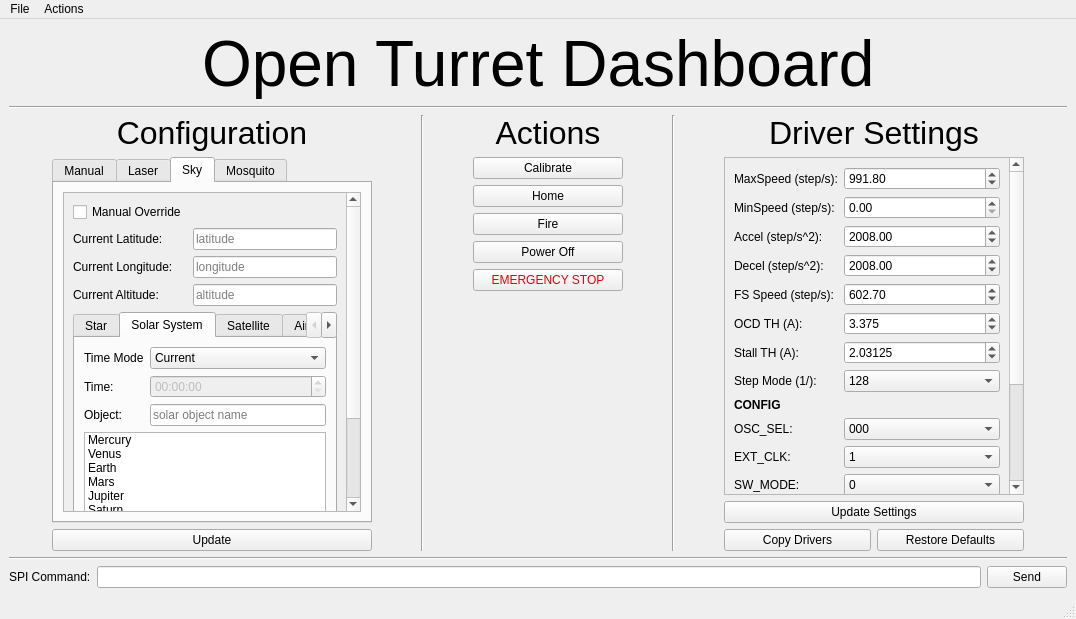
The window that Raspberry_Pi/QtUi.ui (Cinbarker/OpenTurret) describes before a commit, drawn with Qt 5.
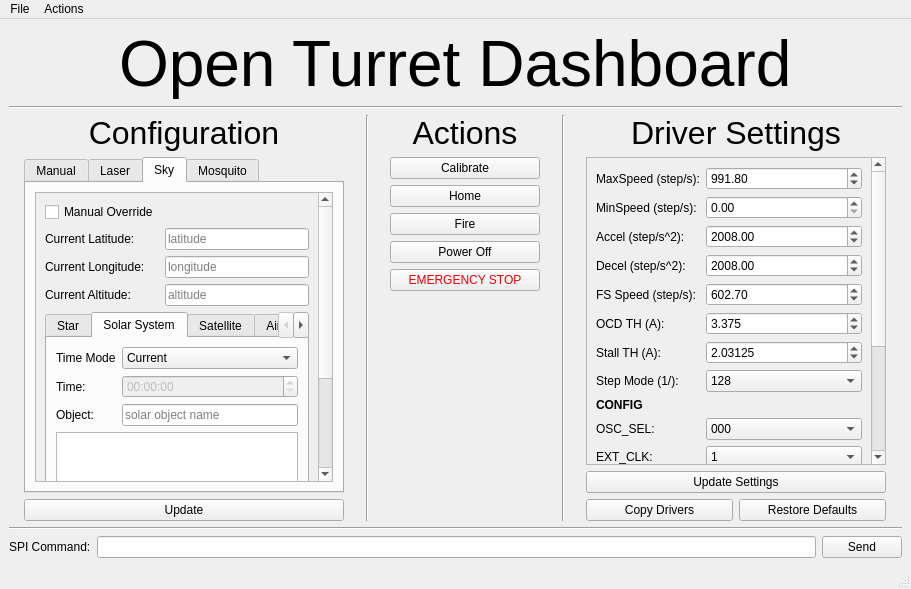
The same window after the commit. The open tabs and pages were chosen to show the change.

```diff
--- a/Raspberry_Pi/QtUi.ui
+++ b/Raspberry_Pi/QtUi.ui
@@ -7,8 +7,8 @@
    <rect>
     <x>0</x>
     <y>0</y>
-    <width>1076</width>
-    <height>619</height>
+    <width>911</width>
+    <height>589</height>
    </rect>
   </property>
   <property name="windowTitle">
@@ -395,8 +395,8 @@
                 <widget class="QWidget" name="scrollAreaWidgetContents_2">
                  <property name="geometry">
                   <rect>
-                   <x>0</x>
-                   <y>-136</y>
+                   <x>-24</x>
+                   <y>-81</y>
                    <width>326</width>
                    <height>493</height>
                   </rect>
@@ -740,61 +740,6 @@
                         <property name="statusTip">
                          <string>List of Solar System Entities</string>
                         </property>
-                        <item>
-                         <property name="text">
-                          <string>Mercury</string>
-                         </property>
-                        </item>
-                        <item>
-                         <property name="text">
-                          <string>Venus</string>
-                         </property>
-                        </item>
-                        <item>
-                         <property name="text">
-                          <string>Earth</string>
-                         </property>
-                        </item>
-                        <item>
-                         <property name="text">
-                          <string>Mars</string>
-                         </property>
-                        </item>
-                        <item>
-                         <property name="text">
-                          <string>Jupiter</string>
-                         </property>
-                        </item>
-                        <item>
-                         <property name="text">
-                          <string>Saturn</string>
-                         </property>
-                        </item>
-                        <item>
-                         <property name="text">
-                          <string>Uranus</string>
-                         </property>
-                        </item>
-                        <item>
-                         <property name="text">
-                          <string>Neptune</string>
-                         </property>
-                        </item>
-                        <item>
-                         <property name="text">
-                          <string>Pluto</string>
-                         </property>
-                        </item>
-                        <item>
-                         <property name="text">
-                          <string>Sun</string>
-                         </property>
-                        </item>
-                        <item>
-                         <property name="text">
-                          <string>Moon</string>
-                         </property>
-                        </item>
                        </widget>
                       </item>
                      </layout>
@@ -2110,7 +2055,7 @@
     <rect>
      <x>0</x>
      <y>0</y>
-     <width>1076</width>
+     <width>911</width>
      <height>24</height>
     </rect>
    </property>
```
Left out of the diff: 194 changed lines with no effect on the pictures.
